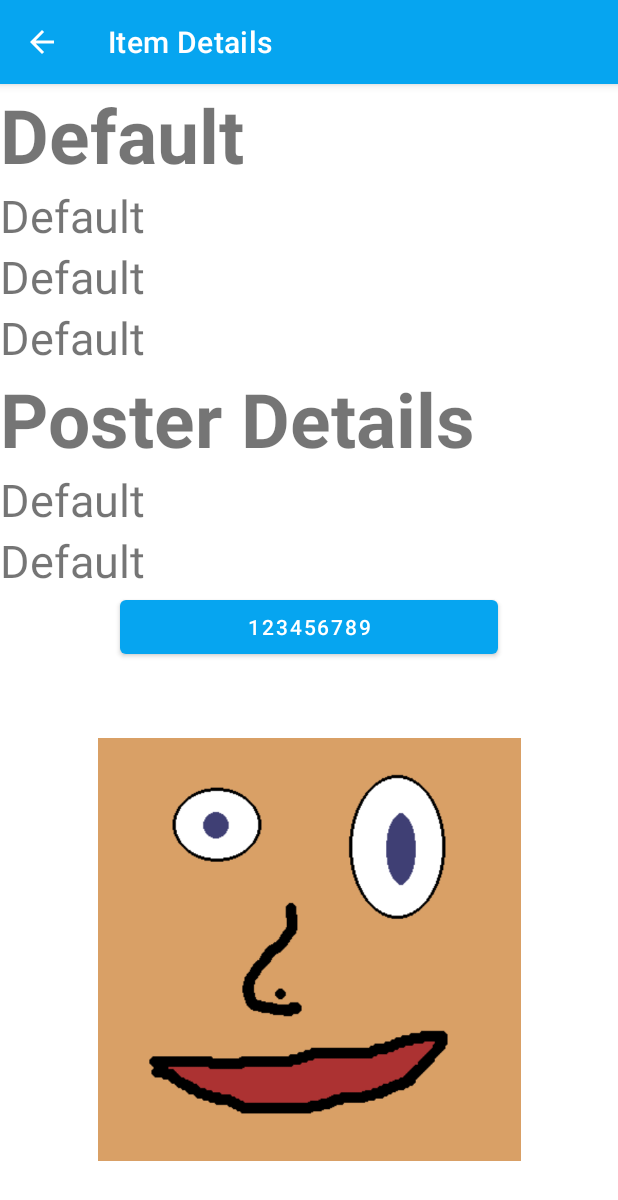
After one commit to MatthewFraser22/CP470-Losty, an Android app: the ItemProfile screen opened directly, with no data from a screen before it, on a phone screen of 412 x 824 dp. The commit adds this screen. Shown: the top 1200 px of the screen. Run offline under Robolectric (Android 15) with nearby library versions, the phone set to English and light mode, and no system bars; 1 statement that could not run was skipped.

Commit message:
Click feed item (#8)
* v1.3

* v1.4

* v1.5

* v1.7

```diff
--- /dev/null
+++ b/app/src/main/java/com/matthewfraser/cp470_losty/ItemProfile.java
@@ -0,0 +1,105 @@
+package com.matthewfraser.cp470_losty;
+
+import androidx.appcompat.app.AppCompatActivity;
+
+import android.content.Intent;
+import android.database.Cursor;
+import android.database.sqlite.SQLiteDatabase;
+import android.graphics.Bitmap;
+import android.net.Uri;
+import android.os.Bundle;
+import android.provider.MediaStore;
+import android.view.View;
+import android.widget.Button;
+import android.widget.ImageView;
+import android.widget.TextView;
+
+public class ItemProfile extends AppCompatActivity {
+
+    PostDatabaseHelper postDB;
+    DBHandler userDB;
+
+    TextView postTitle;
+    TextView postBrand;
+    TextView postColor;
+    TextView postDesc;
+    ImageView postImage;
+
+    TextView userName;
+    TextView userEmail;
+
+    Button phoneButton;
+
+    @Override
+    protected void onCreate(Bundle savedInstanceState) {
+        super.onCreate(savedInstanceState);
+        setContentView(R.layout.activity_item_profile);
+
+       postTitle = findViewById(R.id.ItemProfileTitle);
+       postBrand = findViewById(R.id.ItemProfileBrand);
+       postColor = findViewById(R.id.ItemProfileColor);
+       postDesc = findViewById(R.id.ItemProfileDesc);
+       postImage = findViewById(R.id.ItemProfileImage);
+       userName = findViewById(R.id.UserProfileName);
+       userEmail = findViewById(R.id.UserProfileEmail);
+       phoneButton = findViewById(R.id.PhoneButton);
+
+       Bundle extras = getIntent().getExtras();
+
+       postDB = new PostDatabaseHelper(ItemProfile.this);
+       userDB = new DBHandler(ItemProfile.this);
+
+       GetData(extras.getString("UserID"), extras.getString("PostID"));
+       getSupportActionBar().setTitle(getString(R.string.item_profile_title));
+       getSupportActionBar().setDisplayHomeAsUpEnabled(true);
+
+       phoneButton.setOnClickListener(new View.OnClickListener() {
+           @Override
+           public void onClick(View view) {
+               Intent intent = new Intent(Intent.ACTION_DIAL);
+               intent.setData(Uri.parse("tel:" + phoneButton.getText().toString()));
+               startActivity(intent);
+           }
+       });
+    }
+
+    private void GetData(String userID, String postID) {
+
+        SQLiteDatabase db = userDB.getWritableDatabase();
+        Cursor userCursor = db.rawQuery("SELECT * FROM accounts WHERE id='" + userID + "'", null);
+        if (userCursor.moveToFirst()) {
+            do {
+                userName.setText(getString(R.string.name) + " " + userCursor.getString(4));
+                userEmail.setText(getString(R.string.email) + " " + userCursor.getString(2));
+                phoneButton.setText(userCursor.getString(3));
+            } while (userCursor.moveToNext());
+        }
+        userCursor.close();
+
+        SQLiteDatabase db2 = postDB.getWritableDatabase();
+        Cursor postCursor = db2.rawQuery("SELECT * FROM " + PostDatabaseHelper.TABLE_NAME + " WHERE ID='" + postID + "'", null);
+        if (postCursor.moveToFirst()) {
+            do {
+                postTitle.setText(postCursor.getString(2));
+                postBrand.setText(postCursor.getString(3));
+                postColor.setText(postCursor.getString(4));
+                postDesc.setText(postCursor.getString(5));
+                postImage.setImageBitmap(stringToBitmap(postCursor.getString(1)));
+            } while (postCursor.moveToNext());
+        }
+        postCursor.close();
+    }
+
+    private Bitmap stringToBitmap(String str) {
+        Uri uri = Uri.parse(str);
+        try {
+            return  MediaStore.Images.Media.getBitmap(this.getContentResolver(), uri);
+        } catch (Exception e) {
+            e.getMessage();
+            return null;
+        }
+
+    }
+
+
+}
--- /dev/null
+++ b/app/src/main/res/layout/activity_item_profile.xml
@@ -0,0 +1,74 @@
+<?xml version="1.0" encoding="utf-8"?>
+<LinearLayout xmlns:android="http://schemas.android.com/apk/res/android"
+    xmlns:app="http://schemas.android.com/apk/res-auto"
+    xmlns:tools="http://schemas.android.com/tools"
+    android:layout_width="match_parent"
+    android:layout_height="match_parent"
+    android:orientation="vertical"
+    tools:context=".ItemProfile">
+
+    <TextView
+        android:id="@+id/ItemProfileTitle"
+        android:layout_width="match_parent"
+        android:layout_height="wrap_content"
+        android:text="Default"
+        android:textSize="50sp"
+        android:textStyle="bold"/>
+    <TextView
+        android:id="@+id/ItemProfileBrand"
+        android:layout_width="match_parent"
+        android:layout_height="wrap_content"
+        android:text="Default"
+        android:textSize="30sp"/>
+    <TextView
+        android:id="@+id/ItemProfileColor"
+        android:layout_width="match_parent"
+        android:layout_height="wrap_content"
+        android:text="Default"
+        android:textSize="30sp"/>
+    <TextView
+        android:id="@+id/ItemProfileDesc"
+        android:layout_width="match_parent"
+        android:layout_height="wrap_content"
+        android:text="Default"
+        android:textSize="30sp"/>
+    <TextView
+        android:id="@+id/UserProfileStaticText"
+        android:layout_width="match_parent"
+        android:layout_height="wrap_content"
+        android:text="@string/post_select_user_static"
+        android:textSize="50sp"
+        android:textStyle="bold"/>
+    <TextView
+        android:id="@+id/UserProfileName"
+        android:layout_width="match_parent"
+        android:layout_height="wrap_content"
+        android:text="Default"
+        android:textSize="30sp"/>
+    <TextView
+        android:id="@+id/UserProfileEmail"
+        android:layout_width="match_parent"
+        android:layout_height="wrap_content"
+        android:text="Default"
+        android:textSize="30sp"/>
+    <Button
+        android:id="@+id/PhoneButton"
+        android:layout_width="match_parent"
+        android:layout_height="wrap_content"
+        android:layout_marginStart="80dp"
+        android:layout_marginEnd="80dp"
+        android:text="123456789"/>
+    <ImageView
+        android:id="@+id/ItemProfileImage"
+        android:layout_width="match_parent"
+        android:layout_height="match_parent"
+        android:layout_marginStart="50dp"
+        android:layout_marginEnd="50dp"
+        android:layout_marginTop="50dp"
+        android:layout_marginBottom="50dp"
+        android:cropToPadding="true"
+        android:scaleType="fitCenter"
+        android:src="@drawable/test_face"/>
+
+
+</LinearLayout>
--- a/app/src/main/res/values/strings.xml
+++ b/app/src/main/res/values/strings.xml
@@ -25,4 +25,8 @@
     <string name="error_form_not_valid">Please fill out all entries</string>
     <!-- TODO: Remove or change this placeholder text -->
     <string name="hello_blank_fragment">Hello blank fragment</string>
+    <string name="post_select_user_static">Poster Details</string>
+    <string name="name">Name: </string>
+    <string name="email">Email: </string>
+    <string name="item_profile_title">Item Details</string>
 </resources>
```
Also changed, not shown: app/src/main/AndroidManifest.xml (+11 -6 lines), app/src/main/java/com/matthewfraser/cp470_losty/Feed.java (+14 -2 lines), app/src/main/java/com/matthewfraser/cp470_losty/ItemAdapter.java (+16 -2 lines), app/src/main/java/com/matthewfraser/cp470_losty/ItemModel.java (+7 -1 lines).
